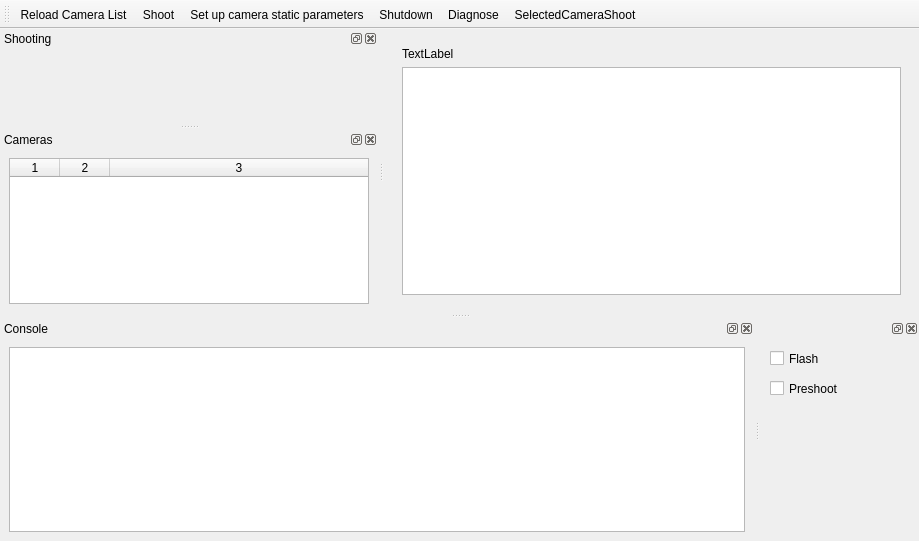
The window that QtCreator/PhotoB/mainwindow.ui (novokrest/Photo) describes before a commit, drawn with Qt 5.
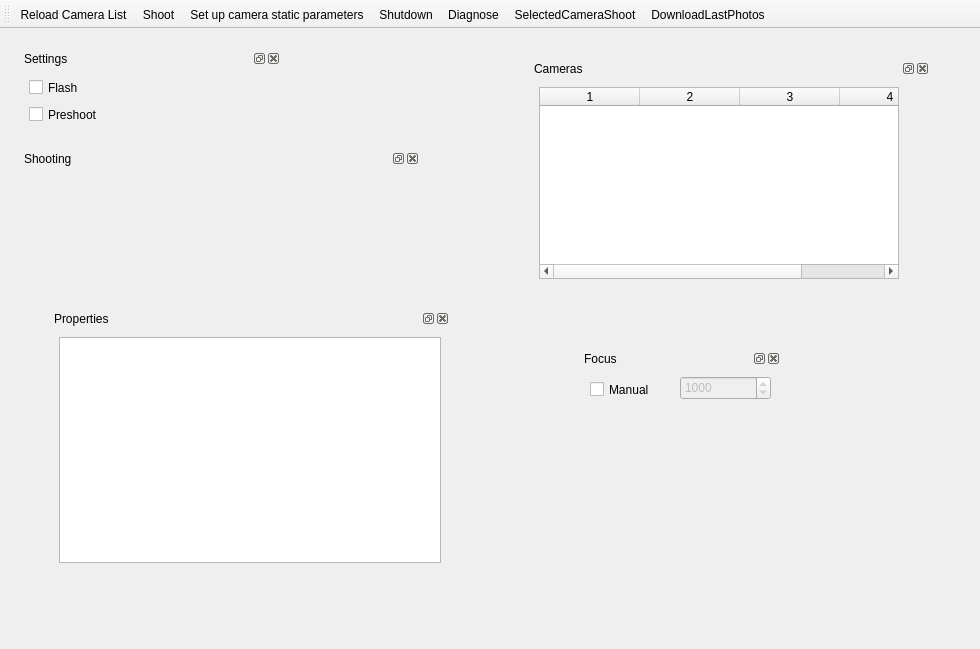
The same window after the commit. Icons and pictures are not drawn. Custom widgets are drawn as their Qt base class.

The edit to the form file:
```diff
--- a/QtCreator/PhotoB/mainwindow.ui
+++ b/QtCreator/PhotoB/mainwindow.ui
@@ -6,8 +6,8 @@
    <rect>
     <x>0</x>
     <y>0</y>
-    <width>919</width>
-    <height>541</height>
+    <width>980</width>
+    <height>649</height>
    </rect>
   </property>
   <property name="windowTitle">
@@ -26,24 +26,292 @@
    <bool>false</bool>
   </property>
   <widget class="QWidget" name="centralwidget">
-   <layout class="QHBoxLayout" name="horizontalLayout">
-    <item>
-     <widget class="QWidget" name="widget" native="true">
-      <layout class="QVBoxLayout" name="verticalLayout">
-       <item>
-        <widget class="QLabel" name="label">
-         <property name="text">
-          <string>TextLabel</string>
-         </property>
-        </widget>
-       </item>
-       <item>
-        <widget class="QTableView" name="tableView_2"/>
-       </item>
-      </layout>
+   <widget class="QDockWidget" name="camerasDockWidget">
+    <property name="geometry">
+     <rect>
+      <x>530</x>
+      <y>30</y>
+      <width>400</width>
+      <height>251</height>
+     </rect>
+    </property>
+    <property name="minimumSize">
+     <size>
+      <width>378</width>
+      <height>183</height>
+     </size>
+    </property>
+    <property name="floating">
+     <bool>false</bool>
+    </property>
+    <property name="allowedAreas">
+     <set>Qt::AllDockWidgetAreas</set>
+    </property>
+    <property name="windowTitle">
+     <string>Cameras</string>
+    </property>
+    <widget class="QWidget" name="camerasDockWidgetContents">
+     <widget class="QTableWidget" name="camerasTableWidget">
+      <property name="geometry">
+       <rect>
+        <x>9</x>
+        <y>9</y>
+        <width>360</width>
+        <height>192</height>
+       </rect>
+      </property>
+      <property name="minimumSize">
+       <size>
+        <width>360</width>
+        <height>0</height>
+       </size>
+      </property>
+      <property name="editTriggers">
+       <set>QAbstractItemView::NoEditTriggers</set>
+      </property>
+      <property name="alternatingRowColors">
+       <bool>false</bool>
+      </property>
+      <property name="selectionMode">
+       <enum>QAbstractItemView::SingleSelection</enum>
+      </property>
+      <property name="selectionBehavior">
+       <enum>QAbstractItemView::SelectRows</enum>
+      </property>
+      <property name="columnCount">
+       <number>4</number>
+      </property>
+      <attribute name="horizontalHeaderCascadingSectionResizes">
+       <bool>false</bool>
+      </attribute>
+      <attribute name="horizontalHeaderDefaultSectionSize">
+       <number>100</number>
+      </attribute>
+      <attribute name="horizontalHeaderStretchLastSection">
+       <bool>true</bool>
+      </attribute>
+      <column/>
+      <column/>
+      <column/>
+      <column/>
      </widget>
-    </item>
-   </layout>
+    </widget>
+   </widget>
+   <widget class="QDockWidget" name="dockWidget_4">
+    <property name="geometry">
+     <rect>
+      <x>20</x>
+      <y>20</y>
+      <width>261</width>
+      <height>85</height>
+     </rect>
+    </property>
+    <property name="sizePolicy">
+     <sizepolicy hsizetype="Preferred" vsizetype="Preferred">
+      <horstretch>0</horstretch>
+      <verstretch>0</verstretch>
+     </sizepolicy>
+    </property>
+    <property name="allowedAreas">
+     <set>Qt::AllDockWidgetAreas</set>
+    </property>
+    <property name="windowTitle">
+     <string>Settings</string>
+    </property>
+    <widget class="QWidget" name="dockWidgetContents_4">
+     <widget class="QCheckBox" name="flashCheckBox">
+      <property name="geometry">
+       <rect>
+        <x>9</x>
+        <y>9</y>
+        <width>57</width>
+        <height>21</height>
+       </rect>
+      </property>
+      <property name="text">
+       <string>Flash</string>
+      </property>
+      <property name="checked">
+       <bool>false</bool>
+      </property>
+     </widget>
+     <widget class="QCheckBox" name="preshootCheckBox">
+      <property name="geometry">
+       <rect>
+        <x>9</x>
+        <y>36</y>
+        <width>78</width>
+        <height>21</height>
+       </rect>
+      </property>
+      <property name="text">
+       <string>Preshoot</string>
+      </property>
+     </widget>
+    </widget>
+   </widget>
+   <widget class="QDockWidget" name="shootingDockWidget">
+    <property name="geometry">
+     <rect>
+      <x>20</x>
+      <y>120</y>
+      <width>400</width>
+      <height>110</height>
+     </rect>
+    </property>
+    <property name="sizePolicy">
+     <sizepolicy hsizetype="Preferred" vsizetype="Preferred">
+      <horstretch>0</horstretch>
+      <verstretch>0</verstretch>
+     </sizepolicy>
+    </property>
+    <property name="minimumSize">
+     <size>
+      <width>200</width>
+      <height>95</height>
+     </size>
+    </property>
+    <property name="windowTitle">
+     <string>Shooting</string>
+    </property>
+    <widget class="QWidget" name="shootingDockWidgetContents">
+     <widget class="ParameterSlider" name="tvSlider" native="true">
+      <property name="geometry">
+       <rect>
+        <x>9</x>
+        <y>9</y>
+        <width>382</width>
+        <height>16</height>
+       </rect>
+      </property>
+     </widget>
+     <widget class="ParameterSlider" name="avSlider" native="true">
+      <property name="enabled">
+       <bool>false</bool>
+      </property>
+      <property name="geometry">
+       <rect>
+        <x>9</x>
+        <y>29</y>
+        <width>382</width>
+        <height>16</height>
+       </rect>
+      </property>
+     </widget>
+     <widget class="ParameterSlider" name="isoSlider" native="true">
+      <property name="geometry">
+       <rect>
+        <x>9</x>
+        <y>49</y>
+        <width>382</width>
+        <height>16</height>
+       </rect>
+      </property>
+     </widget>
+     <widget class="ParameterSlider" name="delaySlider" native="true">
+      <property name="geometry">
+       <rect>
+        <x>9</x>
+        <y>68</y>
+        <width>382</width>
+        <height>16</height>
+       </rect>
+      </property>
+     </widget>
+    </widget>
+   </widget>
+   <widget class="QDockWidget" name="dockWidget_3">
+    <property name="geometry">
+     <rect>
+      <x>50</x>
+      <y>280</y>
+      <width>400</width>
+      <height>263</height>
+     </rect>
+    </property>
+    <property name="floating">
+     <bool>true</bool>
+    </property>
+    <property name="features">
+     <set>QDockWidget::AllDockWidgetFeatures</set>
+    </property>
+    <property name="allowedAreas">
+     <set>Qt::AllDockWidgetAreas</set>
+    </property>
+    <property name="windowTitle">
+     <string>Properties</string>
+    </property>
+    <widget class="QWidget" name="dockWidgetContents_3">
+     <layout class="QVBoxLayout" name="verticalLayout_2">
+      <item>
+       <widget class="QTextBrowser" name="textBrowser">
+        <property name="sizePolicy">
+         <sizepolicy hsizetype="Preferred" vsizetype="Preferred">
+          <horstretch>0</horstretch>
+          <verstretch>0</verstretch>
+         </sizepolicy>
+        </property>
+       </widget>
+      </item>
+     </layout>
+    </widget>
+   </widget>
+   <widget class="QDockWidget" name="dockWidget_8">
+    <property name="geometry">
+     <rect>
+      <x>580</x>
+      <y>320</y>
+      <width>201</width>
+      <height>61</height>
+     </rect>
+    </property>
+    <property name="sizePolicy">
+     <sizepolicy hsizetype="Preferred" vsizetype="Preferred">
+      <horstretch>0</horstretch>
+      <verstretch>0</verstretch>
+     </sizepolicy>
+    </property>
+    <property name="windowTitle">
+     <string>Focus</string>
+    </property>
+    <widget class="QWidget" name="dockWidgetContents_8">
+     <widget class="QCheckBox" name="manualFocusCheckBox">
+      <property name="geometry">
+       <rect>
+        <x>10</x>
+        <y>11</y>
+        <width>85</width>
+        <height>21</height>
+       </rect>
+      </property>
+      <property name="text">
+       <string>Manual</string>
+      </property>
+     </widget>
+     <widget class="QSpinBox" name="focusSpinBox">
+      <property name="enabled">
+       <bool>false</bool>
+      </property>
+      <property name="geometry">
+       <rect>
+        <x>100</x>
+        <y>8</y>
+        <width>91</width>
+        <height>24</height>
+       </rect>
+      </property>
+      <property name="minimum">
+       <number>-1</number>
+      </property>
+      <property name="maximum">
+       <number>5000</number>
+      </property>
+      <property name="value">
+       <number>1000</number>
+      </property>
+     </widget>
+    </widget>
+   </widget>
   </widget>
   <widget class="QMenuBar" name="menubar">
    <property name="geometry">
@@ -55,110 +323,6 @@
     </rect>
    </property>
   </widget>
-  <widget class="QDockWidget" name="shootingDockWidget">
-   <property name="sizePolicy">
-    <sizepolicy hsizetype="Maximum" vsizetype="Maximum">
-     <horstretch>0</horstretch>
-     <verstretch>0</verstretch>
-    </sizepolicy>
-   </property>
-   <property name="minimumSize">
-    <size>
-     <width>200</width>
-     <height>95</height>
-    </size>
-   </property>
-   <property name="windowTitle">
-    <string>Shooting</string>
-   </property>
-   <attribute name="dockWidgetArea">
-    <number>1</number>
-   </attribute>
-   <widget class="QWidget" name="shootingDockWidgetContents">
-    <layout class="QVBoxLayout" name="verticalLayout_4">
-     <item>
-      <widget class="ParameterSlider" name="tvSlider" native="true"/>
-     </item>
-     <item>
-      <widget class="ParameterSlider" name="avSlider" native="true">
-       <property name="enabled">
-        <bool>false</bool>
-       </property>
-      </widget>
-     </item>
-     <item>
-      <widget class="ParameterSlider" name="isoSlider" native="true"/>
-     </item>
-     <item>
-      <widget class="ParameterSlider" name="delaySlider" native="true"/>
-     </item>
-    </layout>
-   </widget>
-  </widget>
-  <widget class="QDockWidget" name="camerasDockWidget">
-   <property name="minimumSize">
-    <size>
-     <width>378</width>
-     <height>183</height>
-    </size>
-   </property>
-   <property name="windowTitle">
-    <string>Cameras</string>
-   </property>
-   <attribute name="dockWidgetArea">
-    <number>1</number>
-   </attribute>
-   <widget class="QWidget" name="camerasDockWidgetContents">
-    <layout class="QVBoxLayout" name="verticalLayout_3">
-     <item>
-      <widget class="QTableWidget" name="camerasTableWidget">
-       <property name="minimumSize">
-        <size>
-         <width>360</width>
-         <height>0</height>
-        </size>
-       </property>
-       <property name="editTriggers">
-        <set>QAbstractItemView::NoEditTriggers</set>
-       </property>
-       <property name="columnCount">
-        <number>3</number>
-       </property>
-       <attribute name="horizontalHeaderCascadingSectionResizes">
-        <bool>false</bool>
-       </attribute>
-       <attribute name="horizontalHeaderDefaultSectionSize">
-        <number>50</number>
-       </attribute>
-       <attribute name="horizontalHeaderStretchLastSection">
-        <bool>true</bool>
-       </attribute>
-       <column/>
-       <column/>
-       <column/>
-      </widget>
-     </item>
-    </layout>
-   </widget>
-  </widget>
-  <widget class="QDockWidget" name="dockWidget_3">
-   <property name="allowedAreas">
-    <set>Qt::BottomDockWidgetArea|Qt::TopDockWidgetArea</set>
-   </property>
-   <property name="windowTitle">
-    <string>Console</string>
-   </property>
-   <attribute name="dockWidgetArea">
-    <number>8</number>
-   </attribute>
-   <widget class="QWidget" name="dockWidgetContents_3">
-    <layout class="QVBoxLayout" name="verticalLayout_2">
-     <item>
-      <widget class="QTextBrowser" name="textBrowser"/>
-     </item>
-    </layout>
-   </widget>
-  </widget>
   <widget class="QToolBar" name="toolBar">
    <property name="windowTitle">
     <string>toolBar</string>
@@ -175,42 +339,7 @@
    <addaction name="actionShutdownAll"/>
    <addaction name="actionDiagnose"/>
    <addaction name="actionSelectedCameraShoot"/>
-  </widget>
-  <widget class="QDockWidget" name="dockWidget_4">
-   <attribute name="dockWidgetArea">
-    <number>8</number>
-   </attribute>
-   <widget class="QWidget" name="dockWidgetContents_4">
-    <widget class="QCheckBox" name="flashCheckBox">
-     <property name="geometry">
-      <rect>
-       <x>10</x>
-       <y>10</y>
-       <width>61</width>
-       <height>21</height>
-      </rect>
-     </property>
-     <property name="text">
-      <string>Flash</string>
-     </property>
-     <property name="checked">
-      <bool>false</bool>
-     </property>
-    </widget>
-    <widget class="QCheckBox" name="preshootCheckBox">
-     <property name="geometry">
-      <rect>
-       <x>10</x>
-       <y>40</y>
-       <width>85</width>
-       <height>21</height>
-      </rect>
-     </property>
-     <property name="text">
-      <string>Preshoot</string>
-     </property>
-    </widget>
-   </widget>
+   <addaction name="actionDownloadLastPhotos"/>
   </widget>
   <action name="actionReloadCameras">
    <property name="icon">
@@ -278,6 +407,24 @@
     <string>SelectedCameraShoot</string>
    </property>
   </action>
+  <action name="actionDownloadLastPhotos">
+   <property name="icon">
+    <iconset resource="photobooth.qrc">
+     <normaloff>:/icons/download-last-photos.png</normaloff>:/icons/download-last-photos.png</iconset>
+   </property>
+   <property name="text">
+    <string>DownloadLastPhotos</string>
+   </property>
+  </action>
+  <zorder>shootingDockWidget</zorder>
+  <zorder>dockWidget</zorder>
+  <zorder>dockWidget_2</zorder>
+  <zorder>dockWidget_5</zorder>
+  <zorder>dockWidget_6</zorder>
+  <zorder>dockWidget_7</zorder>
+  <zorder>dockWidget_8</zorder>
+  <zorder>dockWidget_8</zorder>
+  <zorder>dockWidget_8</zorder>
  </widget>
  <customwidgets>
   <customwidget>
```
Left out of the diff: 6 changed lines with no effect on the pictures.
